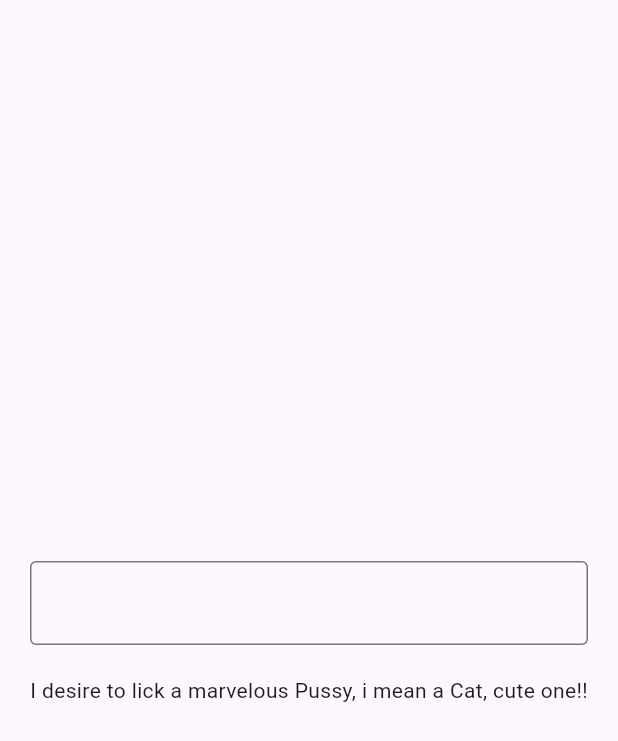
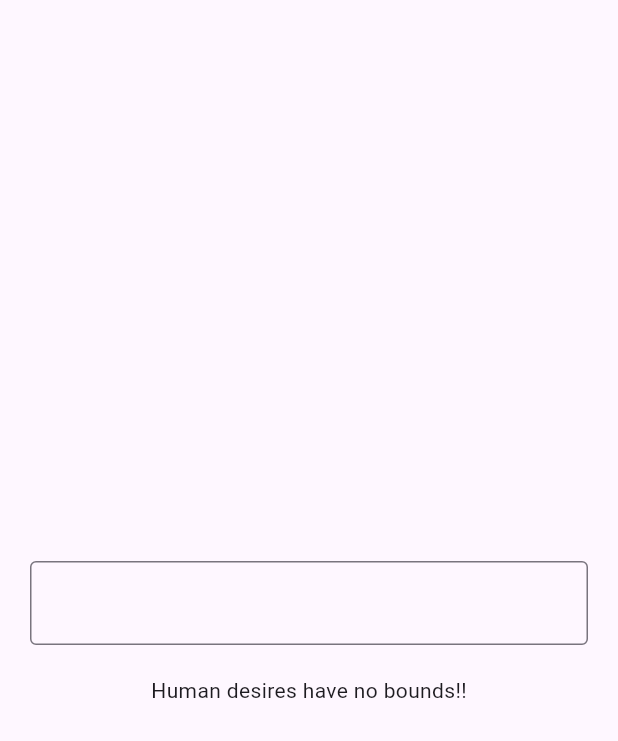
Before and after one commit to 1Shibam/Learning-Riverpod-State-management, a Flutter app: the screen it shows after launch, on a phone screen of 412 x 824 dp. Shown: the top 741 px of the screen. Run offline on Flutter 3.47's test engine with Material 3 defaults, Android fonts, the phone set to English and light mode, and no system bars; our stand-ins replace flutter_riverpod, smooth_page_indicator.

Commit message:
minor changes

```diff
--- a/lib/again/search_provider.dart
+++ b/lib/again/search_provider.dart
@@ -5,7 +5,7 @@ final searchProvider = StateNotifierProvider<SearchNotifier, SearchState>((ref)
 });
 
 class SearchNotifier extends StateNotifier<SearchState> {
-  SearchNotifier() : super(SearchState(paragraph: 'I desire to lick a marvelous Pussy, i mean a Cat, cute one!!'));
+  SearchNotifier() : super(SearchState(paragraph: 'Human desires have no bounds!!'));
 
   void search(String text) {
     state = state.copyWith(newParagraph: text);
--- a/lib/again/search_screen.dart
+++ b/lib/again/search_screen.dart
@@ -10,7 +10,8 @@ class SearchScreen extends StatelessWidget {
   @override
   Widget build(BuildContext context) {
     print('i am uselessly rebuilding');
-    return Scaffold(
+    return SafeArea(
+      child: Scaffold(
         body: Center(
           child: Consumer(
             builder: (context, ref, child) {
@@ -38,6 +39,7 @@ class SearchScreen extends StatelessWidget {
             },
           ),
         ),
+      ),
     );
   }
 }
```
Lines whose indentation alone changed are shown as unchanged.
